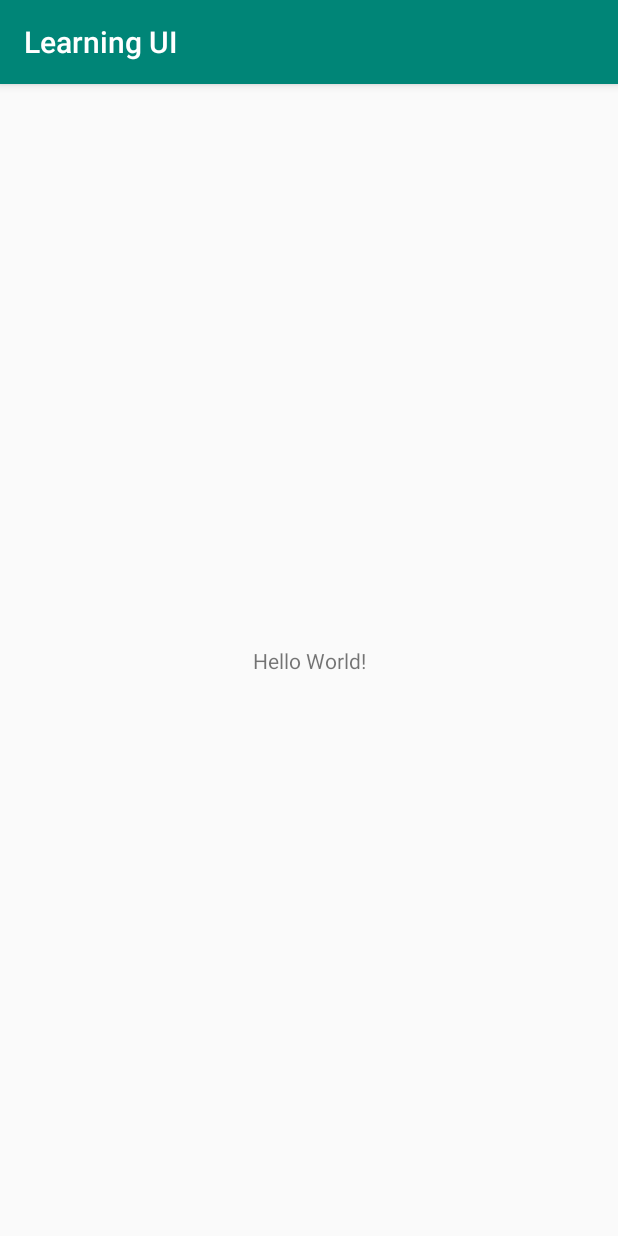
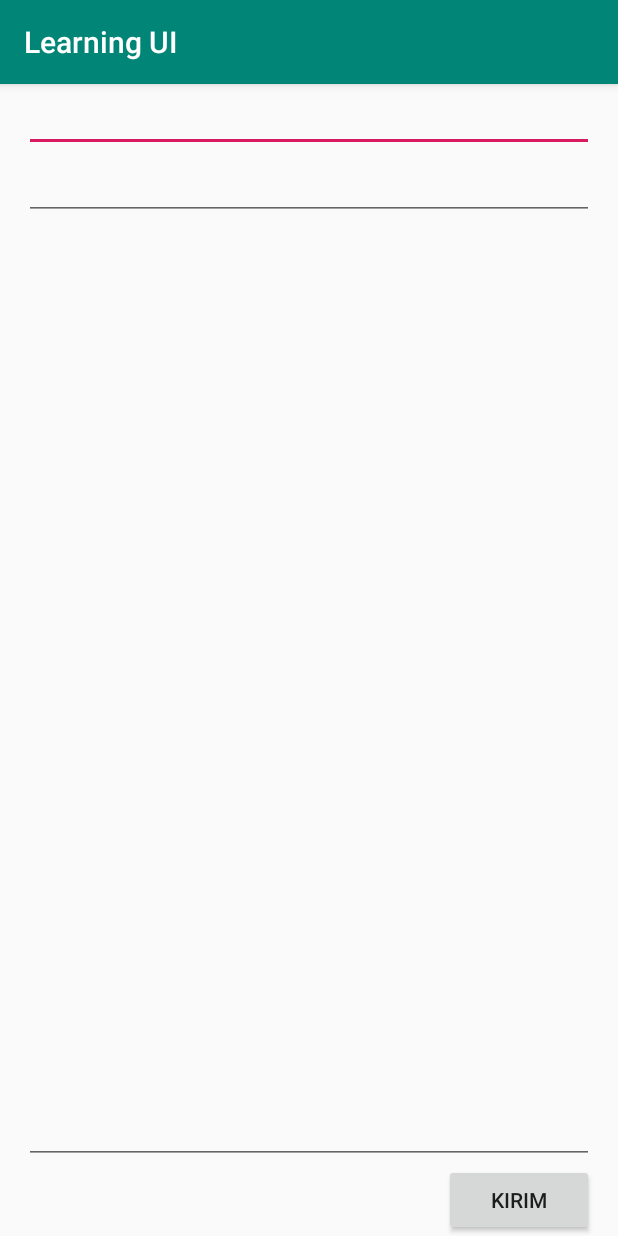
Before and after one commit to adimaryadi/Lerning-UI-android-, an Android app: the screen it shows after launch (MainActivity), on a phone screen of 412 x 824 dp. Run offline under Robolectric (Android 15) with nearby library versions, the phone set to English and light mode, and no system bars.

Commit message:
Linier Layout

```diff
--- a/app/src/main/AndroidManifest.xml
+++ b/app/src/main/AndroidManifest.xml
@@ -1,6 +1,6 @@
 <?xml version="1.0" encoding="utf-8"?>
 <manifest xmlns:android="http://schemas.android.com/apk/res/android"
-    package="com.example.adimaryadi.learningui" >
+    package="com.example.adimaryadi.learningui">
 
     <application
         android:allowBackup="true"
@@ -8,8 +8,8 @@
         android:label="@string/app_name"
         android:roundIcon="@mipmap/ic_launcher_round"
         android:supportsRtl="true"
-        android:theme="@style/AppTheme" >
-        <activity android:name=".MainActivity" >
+        android:theme="@style/AppTheme">
+        <activity android:name=".MainActivity">
             <intent-filter>
                 <action android:name="android.intent.action.MAIN" />
 
--- a/app/src/main/res/layout/activity_main.xml
+++ b/app/src/main/res/layout/activity_main.xml
@@ -1,19 +1,36 @@
 <?xml version="1.0" encoding="utf-8"?>
-<android.support.constraint.ConstraintLayout
-    xmlns:android="http://schemas.android.com/apk/res/android"
+<android.support.constraint.ConstraintLayout xmlns:android="http://schemas.android.com/apk/res/android"
+    xmlns:app="http://schemas.android.com/apk/res-auto"
     xmlns:tools="http://schemas.android.com/tools"
-    xmlns:app="http://schemas.android.com/apk/res-auto"
     android:layout_width="match_parent"
     android:layout_height="match_parent"
     tools:context=".MainActivity">
+    <LinearLayout
+        android:layout_width="match_parent"
+        android:layout_height="match_parent"
+        android:paddingLeft="16dp"
+        android:paddingRight="16dp"
+        android:orientation="vertical"
+        >
 
-    <TextView
-        android:layout_width="wrap_content"
-        android:layout_height="wrap_content"
-        android:text="Hello World!"
-        app:layout_constraintBottom_toBottomOf="parent"
-        app:layout_constraintLeft_toLeftOf="parent"
-        app:layout_constraintRight_toRightOf="parent"
-        app:layout_constraintTop_toTopOf="parent" />
-
+        <EditText
+            android:layout_width="match_parent"
+            android:layout_height="wrap_content"
+            android:hint="@string/Ke" />
+        <EditText
+            android:layout_width="match_parent"
+            android:layout_height="wrap_content"
+            android:hint="@string/Subject"/>
+        <EditText
+            android:layout_width="match_parent"
+            android:layout_height="0dp"
+            android:layout_weight="1"
+            android:gravity="top"
+            android:hint="@string/message"/>
+        <Button
+            android:layout_width="100dp"
+            android:layout_height="wrap_content"
+            android:layout_gravity="right"
+            android:text="@string/send"/>
+    </LinearLayout>
 </android.support.constraint.ConstraintLayout>
--- a/app/src/main/res/mipmap-anydpi-v26/ic_launcher.xml
+++ b/app/src/main/res/mipmap-anydpi-v26/ic_launcher.xml
@@ -1,5 +1,5 @@
 <?xml version="1.0" encoding="utf-8"?>
 <adaptive-icon xmlns:android="http://schemas.android.com/apk/res/android">
-    <background android:drawable="@drawable/ic_launcher_background"/>
-    <foreground android:drawable="@drawable/ic_launcher_foreground"/>
+    <background android:drawable="@drawable/ic_launcher_background" />
+    <foreground android:drawable="@drawable/ic_launcher_foreground" />
 </adaptive-icon>
--- a/app/src/main/res/mipmap-anydpi-v26/ic_launcher_round.xml
+++ b/app/src/main/res/mipmap-anydpi-v26/ic_launcher_round.xml
@@ -1,5 +1,5 @@
 <?xml version="1.0" encoding="utf-8"?>
 <adaptive-icon xmlns:android="http://schemas.android.com/apk/res/android">
-    <background android:drawable="@drawable/ic_launcher_background"/>
-    <foreground android:drawable="@drawable/ic_launcher_foreground"/>
+    <background android:drawable="@drawable/ic_launcher_background" />
+    <foreground android:drawable="@drawable/ic_launcher_foreground" />
 </adaptive-icon>
--- a/app/src/main/res/values/strings.xml
+++ b/app/src/main/res/values/strings.xml
@@ -1,3 +1,7 @@
 <resources>
     <string name="app_name">Learning UI</string>
+    <string name="Ke"></string>
+    <string name="Subject"></string>
+    <string name="message"></string>
+    <string name="send">Kirim</string>
 </resources>
--- a/gradle.properties
+++ b/gradle.properties
@@ -1,16 +1,12 @@
 # Project-wide Gradle settings.
-
 # IDE (e.g. Android Studio) users:
 # Gradle settings configured through the IDE *will override*
 # any settings specified in this file.
-
 # For more details on how to configure your build environment visit
 # http://www.gradle.org/docs/current/userguide/build_environment.html
-
 # Specifies the JVM arguments used for the daemon process.
 # The setting is particularly useful for tweaking memory settings.
 org.gradle.jvmargs=-Xmx1536m
-
 # When configured, Gradle will run in incubating parallel mode.
 # This option should only be used with decoupled projects. More details, visit
 # http://www.gradle.org/docs/current/userguide/multi_project_builds.html#sec:decoupled_projects
```
Also changed, not shown: app/src/main/res/drawable-v24/ic_launcher_foreground.xml (+6 -6 lines), app/src/main/res/drawable/ic_launcher_background.xml (+166 -70 lines).
